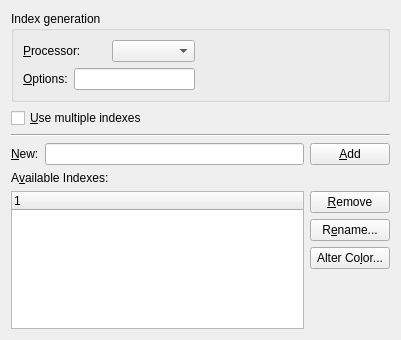
First picture: the form in src/frontends/qt4/ui/IndicesUi.ui, repository cburschka/lyx, before the edit.
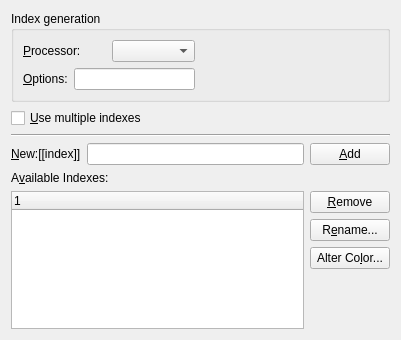
Second picture: the form after the edit.

```diff
--- a/src/frontends/qt4/ui/IndicesUi.ui
+++ b/src/frontends/qt4/ui/IndicesUi.ui
@@ -111,7 +111,7 @@
      <item>
       <widget class="QLabel" name="newIndexLA" >
        <property name="text" >
-        <string>&amp;New:</string>
+        <string>&amp;New:[[index]]</string>
        </property>
        <property name="buddy" >
         <cstring>newIndexLE</cstring>
```
